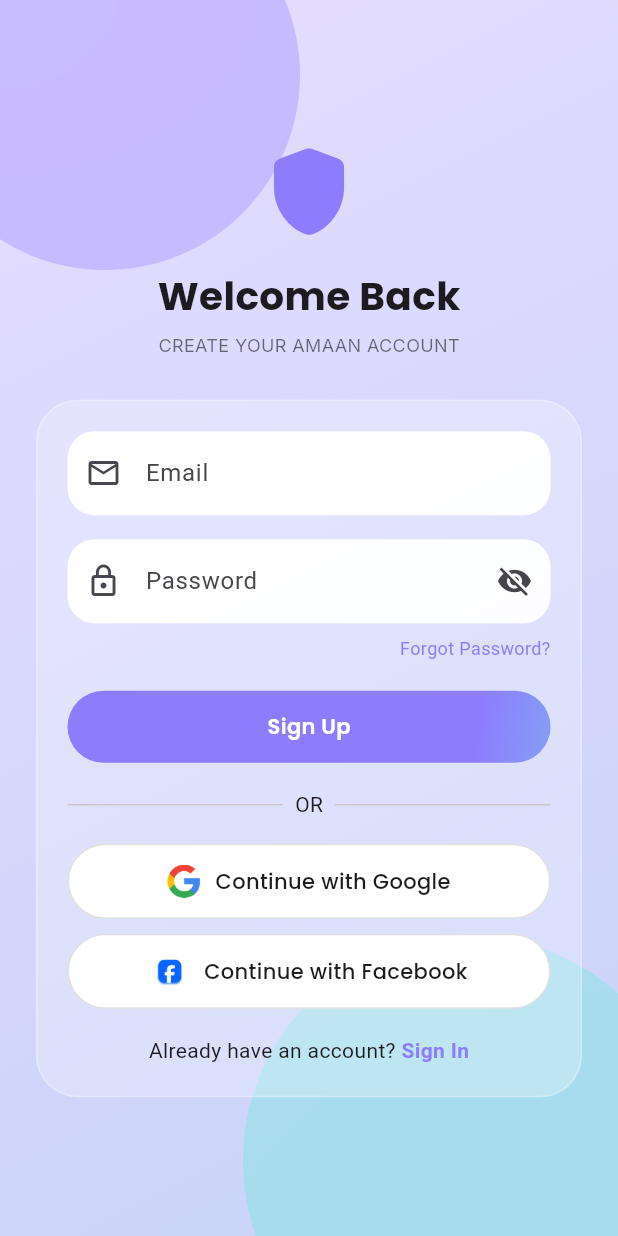
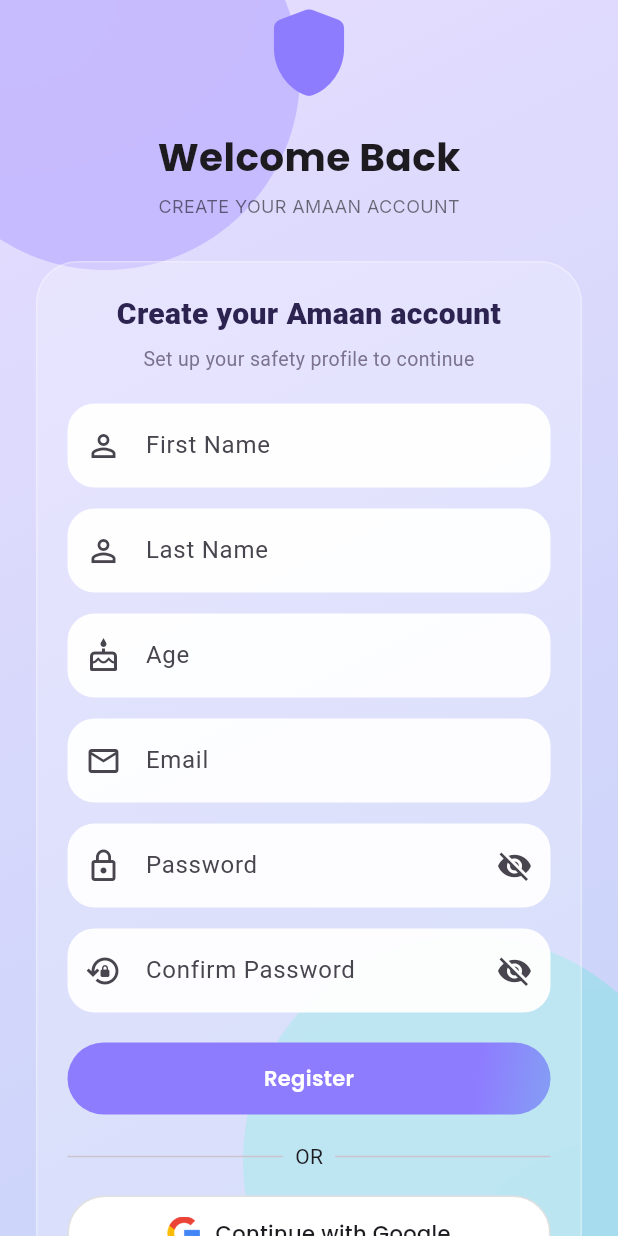
Before and after one commit to bushrabegum219/repo-final_project, a Flutter app: the AuthScreen screen opened directly, on a phone screen of 412 x 824 dp. Run offline on Flutter 3.47's test engine with Material 3 defaults, Android fonts, the phone set to English and light mode, and no system bars; our stand-ins replace audioplayers, connectivity_plus, firebase_core, flutter_local_notifications, flutter_map, flutter_timezone and 12 more; missing offline and left inert: flutter_foreground_task, flutter_send_sms, record; accounts and stored records are empty.

Commit message:
Improve signup form and add email verification deep link

```diff
--- a/lib/screens/auth_screen.dart
+++ b/lib/screens/auth_screen.dart
@@ -20,8 +20,12 @@
   late AnimationController _bgController;
   late AnimationController _shimmerController;
 
+  final firstNameController = TextEditingController();
+final lastNameController = TextEditingController();
+final ageController = TextEditingController();
 final emailController = TextEditingController();
 final passController = TextEditingController();
+final confirmPassController = TextEditingController();
 
   @override
   void initState() {
@@ -42,8 +46,12 @@
   void dispose() {
     _bgController.dispose();
     _shimmerController.dispose();
+    firstNameController.dispose();
+lastNameController.dispose();
+ageController.dispose();
 emailController.dispose();
 passController.dispose();
+confirmPassController.dispose();
     super.dispose();
   }
 
@@ -80,12 +88,43 @@
   Future<void> _signUp() async {
   HapticFeedback.lightImpact();
 
+  final firstName = firstNameController.text.trim();
+  final lastName = lastNameController.text.trim();
+  final ageText = ageController.text.trim();
   final email = emailController.text.trim();
   final password = passController.text.trim();
+  final confirmPassword = confirmPassController.text.trim();
 
-    if (email.isEmpty || password.isEmpty) {
+  if (firstName.isEmpty ||
+      lastName.isEmpty ||
+      ageText.isEmpty ||
+      email.isEmpty ||
+      password.isEmpty ||
+      confirmPassword.isEmpty) {
     ScaffoldMessenger.of(context).showSnackBar(
-        const SnackBar(content: Text("Fill all fields")),
+      const SnackBar(content: Text("Please fill all fields")),
+    );
+    return;
+  }
+
+  final age = int.tryParse(ageText);
+  if (age == null || age < 13 || age > 100) {
+    ScaffoldMessenger.of(context).showSnackBar(
+      const SnackBar(content: Text("Please enter a valid age")),
+    );
+    return;
+  }
+
+  if (password.length < 6) {
+    ScaffoldMessenger.of(context).showSnackBar(
+      const SnackBar(content: Text("Password must be at least 6 characters")),
+    );
+    return;
+  }
+
+  if (password != confirmPassword) {
+    ScaffoldMessenger.of(context).showSnackBar(
+      const SnackBar(content: Text("Passwords do not match")),
     );
     return;
   }
@@ -96,6 +135,13 @@
     final res = await Supabase.instance.client.auth.signUp(
   email: email,
   password: password,
+ emailRedirectTo: 'amaan://login-callback',
+  data: {
+    'first_name': firstName,
+    'last_name': lastName,
+    'age': age,
+    'full_name': '$firstName $lastName',
+  },
 );
 
     if (!mounted) return;
@@ -103,7 +149,7 @@
     if (res.user != null) {
       ScaffoldMessenger.of(context).showSnackBar(
         const SnackBar(
-            content: Text("Account created! Check your email 📩"),
+          content: Text("Account created! Please check your email for verification 📩"),
         ),
       );
     }
@@ -118,7 +164,6 @@
     setState(() => _loading = false);
   }
 }
-
   @override
   Widget build(BuildContext context) {
     return Scaffold(
@@ -188,38 +233,70 @@
                             ),
                            child: Column(
   children: [
+    const Text(
+      "Create your Amaan account",
+      textAlign: TextAlign.center,
+      style: TextStyle(
+        fontSize: 20,
+        fontWeight: FontWeight.w800,
+        color: Color(0xFF2D2350),
+      ),
+    ),
+    const SizedBox(height: 6),
+    const Text(
+      "Set up your safety profile to continue",
+      textAlign: TextAlign.center,
+      style: TextStyle(
+        fontSize: 13,
+        color: Color(0xFF7B728F),
+      ),
+    ),
+    const SizedBox(height: 20),
+    _field(
+      controller: firstNameController,
+      label: "First Name",
+      icon: Icons.person_outline,
+    ),
+    const SizedBox(height: 14),
+    _field(
+      controller: lastNameController,
+      label: "Last Name",
+      icon: Icons.person_outline,
+    ),
+    const SizedBox(height: 14),
+    _field(
+      controller: ageController,
+      label: "Age",
+      icon: Icons.cake_outlined,
+    ),
+    const SizedBox(height: 14),
     _field(
       controller: emailController,
       label: "Email",
       icon: Icons.email_outlined,
     ),
-                                const SizedBox(height: 16),
+    const SizedBox(height: 14),
     _field(
       controller: passController,
       label: "Password",
       icon: Icons.lock_outline,
       isPassword: true,
     ),
-                                const SizedBox(height: 8),
-                                const Align(
-                                  alignment: Alignment.centerRight,
-                                  child: Text(
-                                    "Forgot Password?",
-                                    style: TextStyle(
-                                      fontSize: 12,
-                                      color: Color(0xFF8E7CFF),
-                                    ),
-                                  ),
+    const SizedBox(height: 14),
+    _field(
+      controller: confirmPassController,
+      label: "Confirm Password",
+      icon: Icons.lock_reset_outlined,
+      isPassword: true,
     ),
     const SizedBox(height: 20),
-                                _ctaButton("Sign Up"),
+    _ctaButton("Register"),
     const SizedBox(height: 18),
     const Row(
       children: [
         Expanded(child: Divider()),
         Padding(
-                                      padding:
-                                          EdgeInsets.symmetric(horizontal: 8),
+          padding: EdgeInsets.symmetric(horizontal: 8),
           child: Text("OR"),
         ),
         Expanded(child: Divider()),
@@ -233,16 +310,6 @@
       child: _social(
         "Continue with Google",
         "assets/google.png",
-                                  ),
-                                ),
-                                const SizedBox(height: 10),
-
-                                /// FACEBOOK BUTTON
-                                GestureDetector(
-                                  onTap: _signInWithFacebook,
-                                  child: _social(
-                                    "Continue with Facebook",
-                                    "assets/facebook.png",
       ),
     ),
     const SizedBox(height: 18),
```
Also changed, not shown: 1 other file. Lines whose indentation alone changed are shown as unchanged.
